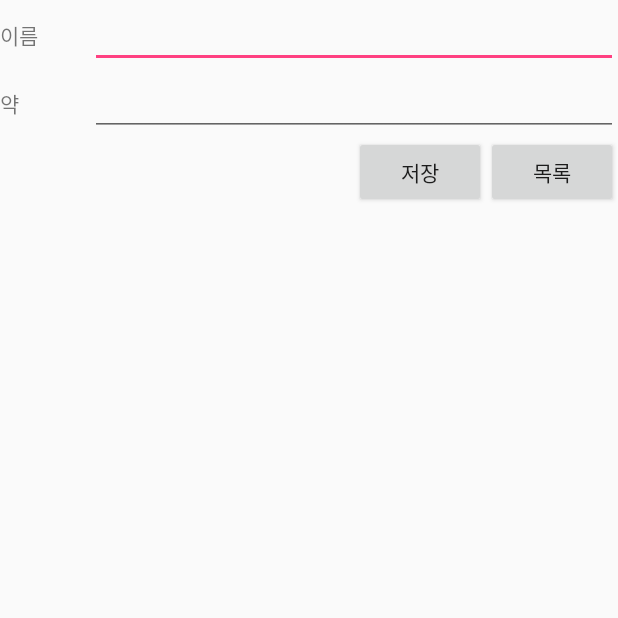
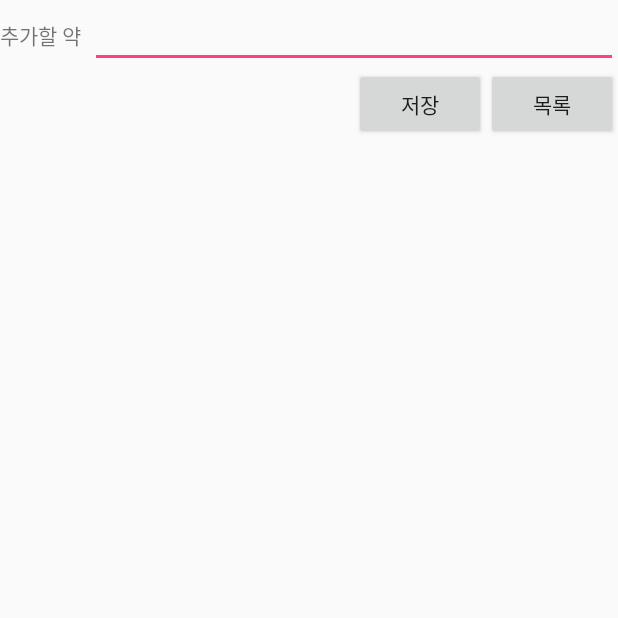
Before and after one commit to newyj94/The-Fianl, an Android app: the NewActivity3 screen opened directly, with no data from a screen before it, after a tap on "약 추가", on a phone screen of 412 x 824 dp, the top half of it. Run offline under Robolectric (Android 15) with nearby library versions, the phone set to English and light mode, and no system bars.

Commit message:
db 다시 손봤음

```diff
--- a/app/src/main/java/org/androidtown/hello/DBHelper.java
+++ b/app/src/main/java/org/androidtown/hello/DBHelper.java
@@ -9,10 +9,10 @@ import android.database.sqlite.SQLiteOpenHelper;
 public class DBHelper extends SQLiteOpenHelper{
 
     public DBHelper(Context context){
-        super(context,"myDB",null,1);
+        super(context,"ourDB",null,1);
     }
     public void onCreate(SQLiteDatabase data){
-        data.execSQL("CREATE TABLE customer(name TEXT PRIMARY KEY,"+" medicine TEXT AUTO INCREMENT);");
+        data.execSQL("CREATE TABLE customer(_id INTEGER PRIMARY KEY AUTOINCREMENT,"+" medicine TEXT);");
     }
     public void onUpgrade(SQLiteDatabase data, int oldVersion, int newVersion){
         data.execSQL("DROP TABLE IF EXISTS medicine");
--- a/app/src/main/java/org/androidtown/hello/MainActivity.java
+++ b/app/src/main/java/org/androidtown/hello/MainActivity.java
@@ -7,7 +7,7 @@ import android.view.View;
 
 public class MainActivity extends AppCompatActivity {
 
-    @Override
+        @Override
     protected void onCreate(Bundle savedInstanceState) {
         super.onCreate(savedInstanceState);
         setContentView(R.layout.activity_main);
--- a/app/src/main/java/org/androidtown/hello/NewActivity3.java
+++ b/app/src/main/java/org/androidtown/hello/NewActivity3.java
@@ -32,28 +32,27 @@ public class NewActivity3 extends Activity implements View.OnClickListener {
         try{
             DBHelper dbhp = new DBHelper(this);
             SQLiteDatabase sdb = dbhp.getReadableDatabase();
-            Cursor cursor = sdb.rawQuery("Select name, medicine from customer",null);
+            Cursor cursor = sdb.rawQuery("Select medicine from customer",null);
 
             while(cursor.moveToNext()){
-                String name = cursor.getString(0);
-                String medicine = cursor.getString(1);
 
-                TextView tv_list = new TextView(this);
-                tv_list.append(name);
-                tv_list.setTextSize(20);
-                tv_list.setTextColor(Color.rgb(255,255,0));
-                tv_list.setBackgroundColor(Color.rgb(0,0,255));
-                layout.addView(tv_list);
+                String medicine = cursor.getString(0);
+
+               // TextView tv_list = new TextView(this);
+              //  tv_list.append(name);
+               // tv_list.setTextSize(20);
+               // tv_list.setTextColor(Color.rgb(255,255,0));
+               // tv_list.setBackgroundColor(Color.rgb(0,0,255));
+               // layout.addView(tv_list);
 
                 TextView tv_list2 = new TextView(this);
-
                 tv_list2.append(medicine + "\n");
                 layout.addView(tv_list2);
                 i++;
             }
             if(i==0){
                 TextView tv_desc = new TextView(this);
-                tv_desc.append("등록된 약이 없습니다");
+              //  tv_desc.append("");
                 layout.addView(tv_desc);
             }
             cursor.close();
--- a/app/src/main/res/layout/join_form.xml
+++ b/app/src/main/res/layout/join_form.xml
@@ -4,22 +4,8 @@
     android:layout_width="match_parent"
     android:layout_height="match_parent"
     >
-    <!-- 성명입력을 위한 폼 -->
 
-    <LinearLayout
-        android:orientation="horizontal"
-        android:layout_width="fill_parent"
-        android:layout_height="wrap_content">
-        <TextView
-            android:layout_width="60sp"
-            android:layout_height="wrap_content"
-            android:text ="@string/name"/>
-            <EditText
-                android:id="@+id/edit_name"
-                android:layout_width="fill_parent"
-                android:layout_height="wrap_content" />
 
-    </LinearLayout>
     <!-- 약이름입력을 위한 폼 -->
     <LinearLayout
         android:orientation="horizontal"
@@ -28,7 +14,7 @@
         <TextView
             android:layout_width="60sp"
             android:layout_height="wrap_content"
-            android:text ="@string/medicine"/>
+            android:text ="추가할 약"/>
         <EditText
             android:id="@+id/edit_medicine"
             android:layout_width="fill_parent"
```
Also changed, not shown: app/src/main/java/org/androidtown/hello/NewActivity.java (+6 -6 lines), app/src/main/java/org/androidtown/hello/NewActivity3_1.java (+15 -4 lines).
